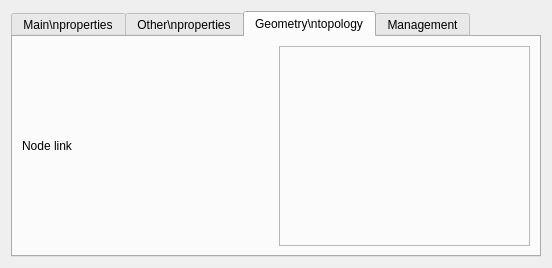
Above: config/base3_urbandrainage/qgswidgets/lamia_form_surface_ui.ui from Artelia/Lamia before the change. Below: the same form after it.
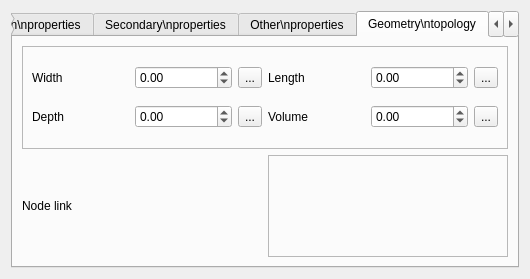
That is the form after the change. The open tabs and pages were chosen to show the change.

Commit message: update lamia2018sncf and mca work

The edit to the form file:
```diff
--- a/config/base3_urbandrainage/qgswidgets/lamia_form_surface_ui.ui
+++ b/config/base3_urbandrainage/qgswidgets/lamia_form_surface_ui.ui
@@ -6,8 +6,8 @@
    <rect>
     <x>0</x>
     <y>0</y>
-    <width>552</width>
-    <height>262</height>
+    <width>530</width>
+    <height>279</height>
    </rect>
   </property>
   <property name="windowTitle">
@@ -85,6 +85,33 @@
        </item>
       </layout>
      </widget>
+     <widget class="QWidget" name="tab_5">
+      <attribute name="title">
+       <string>Secondary\nproperties</string>
+      </attribute>
+      <layout class="QGridLayout" name="gridLayout_6">
+       <item row="0" column="0">
+        <widget class="QLabel" name="label_14">
+         <property name="text">
+          <string>Receiving environment</string>
+         </property>
+        </widget>
+       </item>
+       <item row="0" column="1">
+        <widget class="QLineEdit" name="receivingenvironment"/>
+       </item>
+       <item row="1" column="0">
+        <widget class="QLabel" name="label_15">
+         <property name="text">
+          <string>Flow control</string>
+         </property>
+        </widget>
+       </item>
+       <item row="1" column="1">
+        <widget class="QLineEdit" name="flowcontrol"/>
+       </item>
+      </layout>
+     </widget>
      <widget class="QWidget" name="tab_2">
       <attribute name="title">
        <string>Other\nproperties</string>
@@ -171,14 +198,14 @@
        <string>Geometry\ntopology</string>
       </attribute>
       <layout class="QGridLayout" name="gridLayout_4">
-       <item row="0" column="0">
+       <item row="1" column="0">
         <widget class="QLabel" name="label_2">
          <property name="text">
           <string>Node link</string>
          </property>
         </widget>
        </item>
-       <item row="0" column="1">
+       <item row="1" column="1">
         <widget class="QFrame" name="frame_node">
          <property name="frameShape">
           <enum>QFrame::StyledPanel</enum>
@@ -189,6 +216,114 @@
          <layout class="QVBoxLayout" name="verticalLayout"/>
         </widget>
        </item>
+       <item row="0" column="0" colspan="2">
+        <widget class="QFrame" name="frame">
+         <property name="frameShape">
+          <enum>QFrame::StyledPanel</enum>
+         </property>
+         <property name="frameShadow">
+          <enum>QFrame::Raised</enum>
+         </property>
+         <layout class="QGridLayout" name="gridLayout_3">
+          <item row="0" column="3">
+           <widget class="QLabel" name="label_11">
+            <property name="text">
+             <string>Length</string>
+            </property>
+           </widget>
+          </item>
+          <item row="0" column="2">
+           <widget class="QToolButton" name="toolButton_width">
+            <property name="text">
+             <string>...</string>
+            </property>
+           </widget>
+          </item>
+          <item row="0" column="0">
+           <widget class="QLabel" name="label_10">
+            <property name="text">
+             <string>Width</string>
+            </property>
+           </widget>
+          </item>
+          <item row="0" column="1">
+           <widget class="QDoubleSpinBox" name="width">
+            <property name="minimum">
+             <double>-1.000000000000000</double>
+            </property>
+            <property name="maximum">
+             <double>999999.000000000000000</double>
+            </property>
+           </widget>
+          </item>
+          <item row="0" column="5">
+           <widget class="QToolButton" name="toolButton_lenght">
+            <property name="text">
+             <string>...</string>
+            </property>
+           </widget>
+          </item>
+          <item row="0" column="4">
+           <widget class="QDoubleSpinBox" name="lenght">
+            <property name="minimum">
+             <double>-1.000000000000000</double>
+            </property>
+            <property name="maximum">
+             <double>999999.000000000000000</double>
+            </property>
+           </widget>
+          </item>
+          <item row="1" column="0">
+           <widget class="QLabel" name="label_12">
+            <property name="text">
+             <string>Depth</string>
+            </property>
+           </widget>
+          </item>
+          <item row="1" column="1">
+           <widget class="QDoubleSpinBox" name="depth">
+            <property name="minimum">
+             <double>-1.000000000000000</double>
+            </property>
+            <property name="maximum">
+             <double>999999.000000000000000</double>
+            </property>
+           </widget>
+          </item>
+          <item row="1" column="2">
+           <widget class="QToolButton" name="toolButton_depth">
+            <property name="text">
+             <string>...</string>
+            </property>
+           </widget>
+          </item>
+          <item row="1" column="3">
+           <widget class="QLabel" name="label_13">
+            <property name="text">
+             <string>Volume</string>
+            </property>
+           </widget>
+          </item>
+          <item row="1" column="4">
+           <widget class="QDoubleSpinBox" name="volume">
+            <property name="minimum">
+             <double>-1.000000000000000</double>
+            </property>
+            <property name="maximum">
+             <double>999999.000000000000000</double>
+            </property>
+           </widget>
+          </item>
+          <item row="1" column="5">
+           <widget class="QToolButton" name="toolButton_volume">
+            <property name="text">
+             <string>...</string>
+            </property>
+           </widget>
+          </item>
+         </layout>
+        </widget>
+       </item>
       </layout>
      </widget>
      <widget class="QWidget" name="tab_4">
```
Left out of the diff: 12 changed lines with no effect on the pictures. The commit also changes 133 other files.
